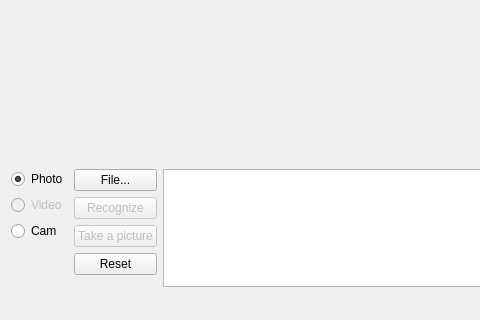
StLuke/Face-recognition-and-identification, file mainwindow.ui: the form before one commit; both pictures show x 0 to 480 and y 117 to 437 of the 638 by 437 pixel window.
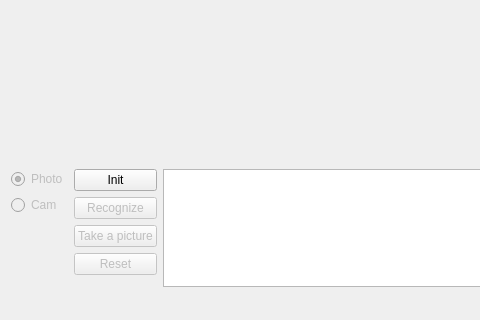
The form after the commit.

Commit message:
integration of recognizer to gui
TODO: crop, align of input images, comments in header file, doxygen
documentation

The edit to the form file:
```diff
--- a/mainwindow.ui
+++ b/mainwindow.ui
@@ -96,6 +96,9 @@
            <layout class="QVBoxLayout" name="verticalLayout">
             <item>
              <widget class="QRadioButton" name="radioButtonPhoto">
+              <property name="enabled">
+               <bool>false</bool>
+              </property>
               <property name="text">
                <string>Photo</string>
               </property>
@@ -104,26 +107,10 @@
               </property>
              </widget>
             </item>
-            <item>
-             <widget class="QRadioButton" name="radioButtonVideo">
-              <property name="enabled">
-               <bool>false</bool>
-              </property>
-              <property name="text">
-               <string>Video</string>
-              </property>
-              <property name="checkable">
-               <bool>true</bool>
-              </property>
-              <property name="checked">
-               <bool>false</bool>
-              </property>
-             </widget>
-            </item>
             <item>
              <widget class="QRadioButton" name="radioButtonCam">
               <property name="enabled">
-               <bool>true</bool>
+               <bool>false</bool>
               </property>
               <property name="text">
                <string>Cam</string>
@@ -150,7 +137,7 @@
             <item>
              <widget class="QPushButton" name="button1">
               <property name="text">
-               <string>File...</string>
+               <string>Init</string>
               </property>
              </widget>
             </item>
@@ -176,6 +163,9 @@
             </item>
             <item>
              <widget class="QPushButton" name="button4">
+              <property name="enabled">
+               <bool>false</bool>
+              </property>
               <property name="text">
                <string>Reset</string>
               </property>
```
The commit also changes 2 other files.
